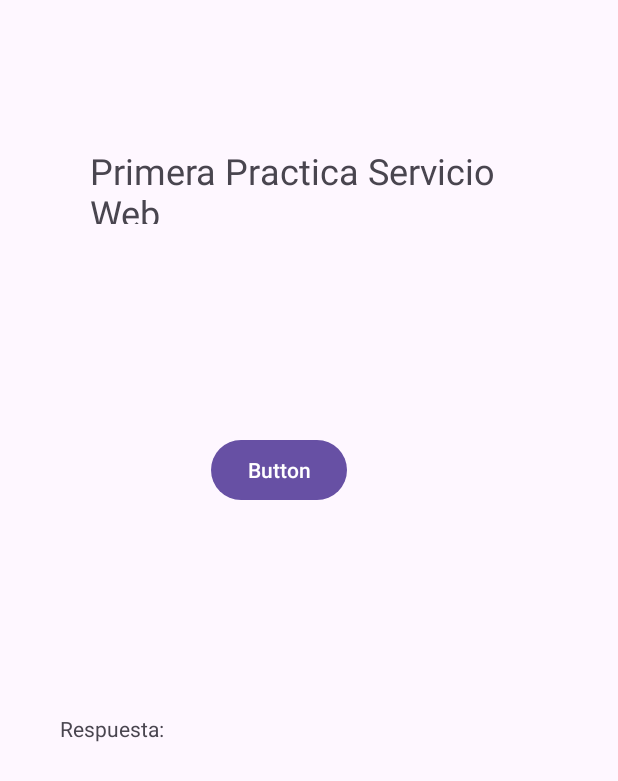
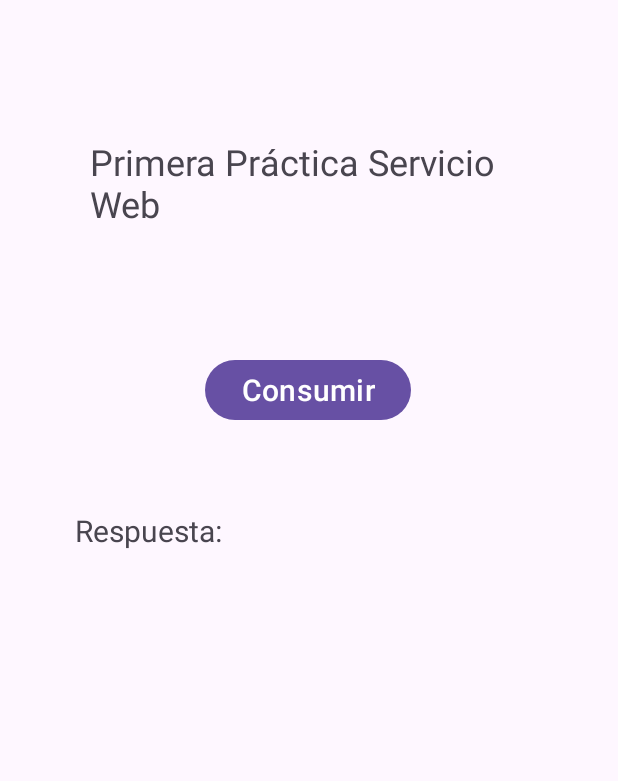
Before and after one commit to SM581/Consumo_Cliente_Android, an Android app: the screen it shows after launch (MainActivity), on a phone screen of 412 x 824 dp. Shown: the top 781 px of the screen. Run offline under Robolectric (Android 15) with nearby library versions, the phone set to English and light mode, and no system bars.

Commit message:
Últimos cambios}

```diff
--- a/app/src/main/java/com/example/consumocliente/MainActivity.java
+++ b/app/src/main/java/com/example/consumocliente/MainActivity.java
@@ -27,7 +27,7 @@ public class MainActivity extends AppCompatActivity {
             @Override
             public void onClick(View v) {
                 // Llamar a la función que realiza la solicitud HTTP
-                new HttpRequestTask().execute("http://192.168.56.1:3000/mensaje"); // Usar 10.0.2.2 para localhost
+                new HttpRequestTask().execute("http://192.168.56.1:3000/mensaje");
             }
         });
     }
--- a/app/src/main/res/layout/activity_main.xml
+++ b/app/src/main/res/layout/activity_main.xml
@@ -10,8 +10,8 @@
     <TextView
         android:id="@+id/textView3"
         android:layout_width="283dp"
-        android:layout_height="52dp"
-        android:text="Primera Practica Servicio Web"
+        android:layout_height="99dp"
+        android:text="Primera Práctica Servicio Web"
         android:textSize="24sp"
         app:layout_constraintBottom_toBottomOf="parent"
         app:layout_constraintEnd_toEndOf="parent"
@@ -24,35 +24,38 @@
         android:id="@+id/btnConsumo"
         android:layout_width="wrap_content"
         android:layout_height="wrap_content"
-        android:text="Button"
+        android:text="Consumir"
+        android:textSize="20sp"
         app:layout_constraintBottom_toBottomOf="parent"
         app:layout_constraintEnd_toEndOf="parent"
-        app:layout_constraintHorizontal_bias="0.437"
+        app:layout_constraintHorizontal_bias="0.498"
         app:layout_constraintStart_toStartOf="parent"
         app:layout_constraintTop_toTopOf="parent"
-        app:layout_constraintVertical_bias="0.373" />
+        app:layout_constraintVertical_bias="0.304" />
 
     <TextView
         android:id="@+id/textView"
         android:layout_width="100dp"
         android:layout_height="41dp"
         android:text="Respuesta:"
+        android:textSize="20sp"
         app:layout_constraintBottom_toBottomOf="parent"
         app:layout_constraintEnd_toEndOf="parent"
-        app:layout_constraintHorizontal_bias="0.128"
+        app:layout_constraintHorizontal_bias="0.16"
         app:layout_constraintStart_toStartOf="parent"
         app:layout_constraintTop_toTopOf="parent"
-        app:layout_constraintVertical_bias="0.608" />
+        app:layout_constraintVertical_bias="0.434" />
 
     <TextView
         android:id="@+id/txtMensaje"
         android:layout_width="136dp"
         android:layout_height="64dp"
+        android:textSize="18sp"
         app:layout_constraintBottom_toBottomOf="parent"
         app:layout_constraintEnd_toEndOf="parent"
-        app:layout_constraintHorizontal_bias="0.803"
+        app:layout_constraintHorizontal_bias="0.545"
         app:layout_constraintStart_toStartOf="parent"
         app:layout_constraintTop_toTopOf="parent"
-        app:layout_constraintVertical_bias="0.613" />
+        app:layout_constraintVertical_bias="0.448" />
 
 </androidx.constraintlayout.widget.ConstraintLayout>
```
